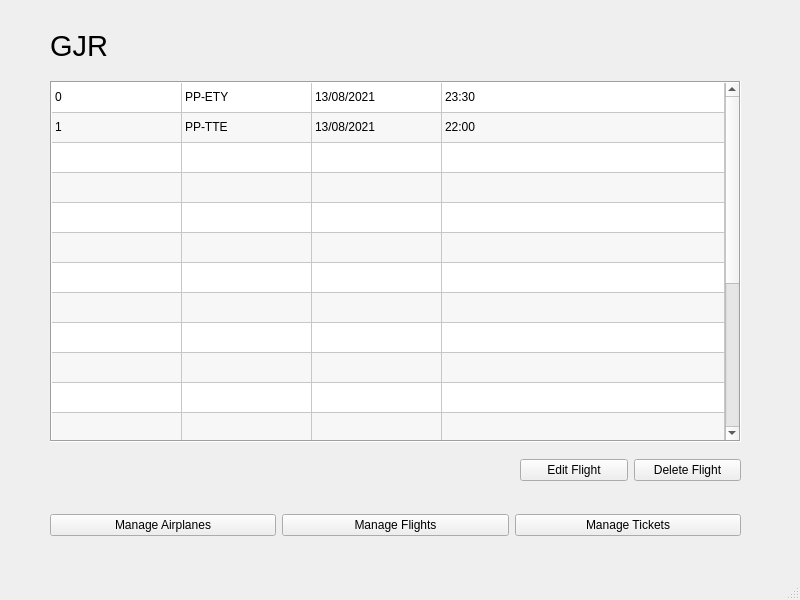
Before: the Qt Designer form GJR/views/homeScreen.ui in CaduRomaniello/GJR, drawn with Qt 5.
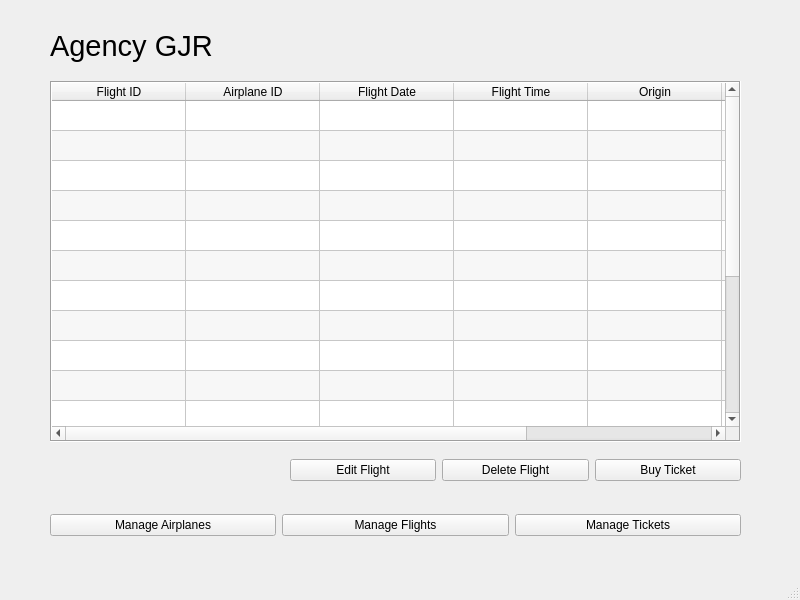
After: the same form once the commit is applied.

```diff
--- a/GJR/views/homeScreen.ui
+++ b/GJR/views/homeScreen.ui
@@ -75,9 +75,9 @@
     <property name="geometry">
      <rect>
       <x>50</x>
-      <y>30</y>
-      <width>81</width>
-      <height>31</height>
+      <y>20</y>
+      <width>201</width>
+      <height>51</height>
      </rect>
     </property>
     <property name="font">
@@ -86,7 +86,7 @@
      </font>
     </property>
     <property name="text">
-     <string>GJR</string>
+     <string>Agency GJR</string>
     </property>
    </widget>
    <widget class="QTableWidget" name="table_flight">
@@ -147,19 +147,19 @@
      <bool>true</bool>
     </property>
     <property name="rowCount">
-     <number>21</number>
+     <number>19</number>
     </property>
     <property name="columnCount">
-     <number>4</number>
+     <number>7</number>
     </property>
     <attribute name="horizontalHeaderVisible">
-     <bool>false</bool>
+     <bool>true</bool>
     </attribute>
     <attribute name="horizontalHeaderCascadingSectionResizes">
      <bool>true</bool>
     </attribute>
     <attribute name="horizontalHeaderDefaultSectionSize">
-     <number>130</number>
+     <number>134</number>
     </attribute>
     <attribute name="horizontalHeaderHighlightSections">
      <bool>true</bool>
@@ -168,21 +168,11 @@
      <bool>true</bool>
     </attribute>
     <attribute name="horizontalHeaderStretchLastSection">
-     <bool>true</bool>
+     <bool>false</bool>
     </attribute>
     <attribute name="verticalHeaderVisible">
      <bool>false</bool>
     </attribute>
-    <row>
-     <property name="text">
-      <string>New Row</string>
-     </property>
-    </row>
-    <row>
-     <property name="text">
-      <string>Teste</string>
-     </property>
-    </row>
     <row/>
     <row/>
     <row/>
@@ -222,53 +212,28 @@
       <string>Flight Time</string>
      </property>
     </column>
-    <item row="0" column="0">
+    <column>
      <property name="text">
-      <string>0</string>
+      <string>Origin</string>
      </property>
-    </item>
-    <item row="0" column="1">
+    </column>
+    <column>
      <property name="text">
-      <string>PP-ETY</string>
+      <string>Destiny</string>
      </property>
-    </item>
-    <item row="0" column="2">
+    </column>
+    <column>
      <property name="text">
-      <string>13/08/2021</string>
+      <string>Seats Available</string>
      </property>
-    </item>
-    <item row="0" column="3">
-     <property name="text">
-      <string>23:30</string>
-     </property>
-    </item>
-    <item row="1" column="0">
-     <property name="text">
-      <string>1</string>
-     </property>
-    </item>
-    <item row="1" column="1">
-     <property name="text">
-      <string>PP-TTE</string>
-     </property>
-    </item>
-    <item row="1" column="2">
-     <property name="text">
-      <string>13/08/2021</string>
-     </property>
-    </item>
-    <item row="1" column="3">
-     <property name="text">
-      <string>22:00</string>
-     </property>
-    </item>
+    </column>
    </widget>
    <widget class="QWidget" name="horizontalLayoutWidget_2">
     <property name="geometry">
      <rect>
-      <x>520</x>
+      <x>290</x>
       <y>450</y>
-      <width>221</width>
+      <width>451</width>
       <height>41</height>
      </rect>
     </property>
@@ -287,6 +252,13 @@
        </property>
       </widget>
      </item>
+     <item>
+      <widget class="QPushButton" name="button_buy_ticket">
+       <property name="text">
+        <string>Buy Ticket</string>
+       </property>
+      </widget>
+     </item>
     </layout>
    </widget>
   </widget>
```
Left out of the diff: 2 changed lines with no effect on the pictures.
